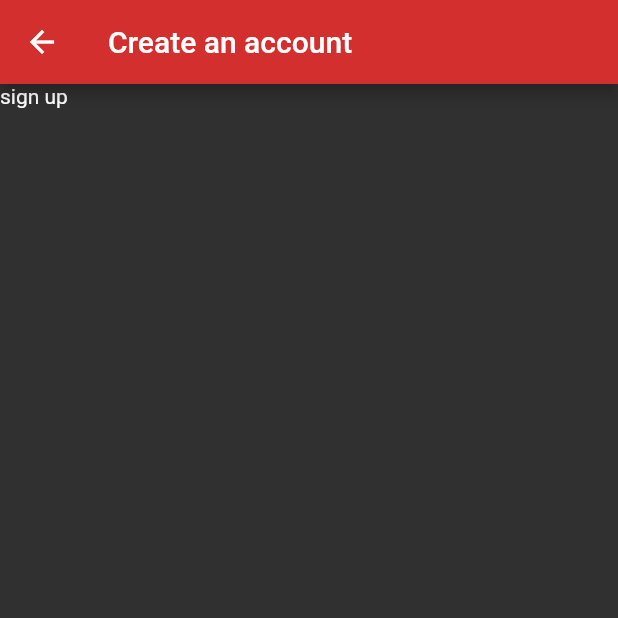
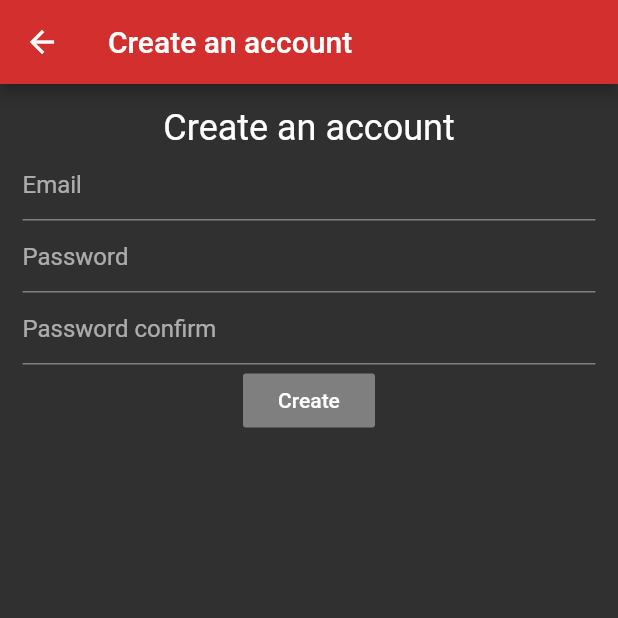
Before and after one commit to LoganAnde/cmsc4303-MobileApps, a Flutter app: the SignUpScreen screen opened by its route, on a phone screen of 412 x 824 dp, the top half of it. Run offline on Flutter 3.47's test engine with Material 2 defaults, Android fonts, the phone set to English and light mode, and no system bars; our stand-ins replace cloud_firestore, firebase_auth, firebase_core, firebase_storage, image_picker; missing offline and left inert: firebase_ml_vision; accounts and stored records are empty.

Commit message:
add signup form

```diff
--- a/lib/screen/signup_screen.dart
+++ b/lib/screen/signup_screen.dart
@@ -10,6 +10,7 @@ class SignUpScreen extends StatefulWidget {
 
 class _SignUpState extends State<SignUpScreen> {
   _Controller con;
+  GlobalKey<FormState> formKey = GlobalKey<FormState>();
 
   @override
   void initState() {
@@ -25,7 +26,47 @@ class _SignUpState extends State<SignUpScreen> {
       appBar: AppBar(
         title: Text('Create an account'),
       ),
-      body: Text('sign up'),
+      body: Padding(
+        padding: const EdgeInsets.only(top: 15.0, left: 15.0, right: 15.0),
+        child: Form(
+          key: formKey,
+          child: SingleChildScrollView(
+            child: Column(
+              children: [
+                Text('Create an account', style: Theme.of(context).textTheme.headline5),
+                TextFormField(
+                  decoration: InputDecoration(hintText: 'Email'),
+                  keyboardType: TextInputType.emailAddress,
+                  autocorrect: false,
+                  validator: null,
+                  onSaved: null,
+                ),
+                TextFormField(
+                  decoration: InputDecoration(hintText: 'Password'),
+                  obscureText: true,
+                  autocorrect: false,
+                  validator: null,
+                  onSaved: null,
+                ),
+                TextFormField(
+                  decoration: InputDecoration(hintText: 'Password confirm'),
+                  obscureText: true,
+                  autocorrect: false,
+                  validator: null,
+                  onSaved: null,
+                ),
+                RaisedButton(
+                  onPressed: null,
+                  child: Text(
+                    'Create',
+                    style: Theme.of(context).textTheme.button,
+                  ),
+                ),
+              ],
+            ),
+          ),
+        ),
+      ),
     );
   }
 }
```
